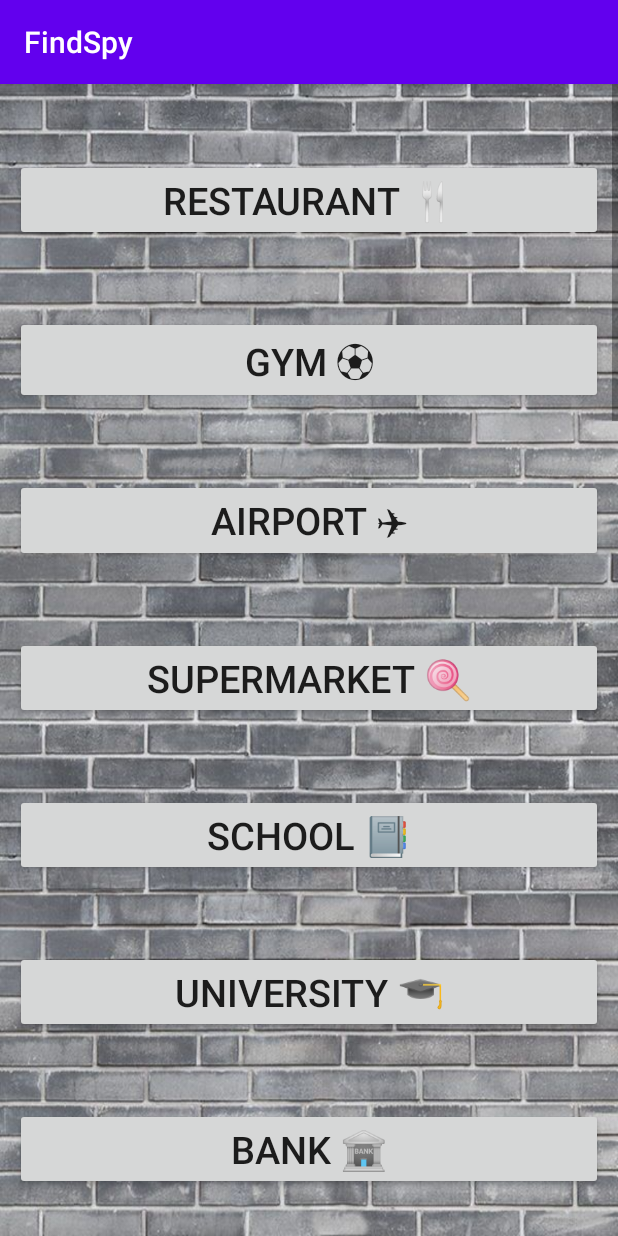
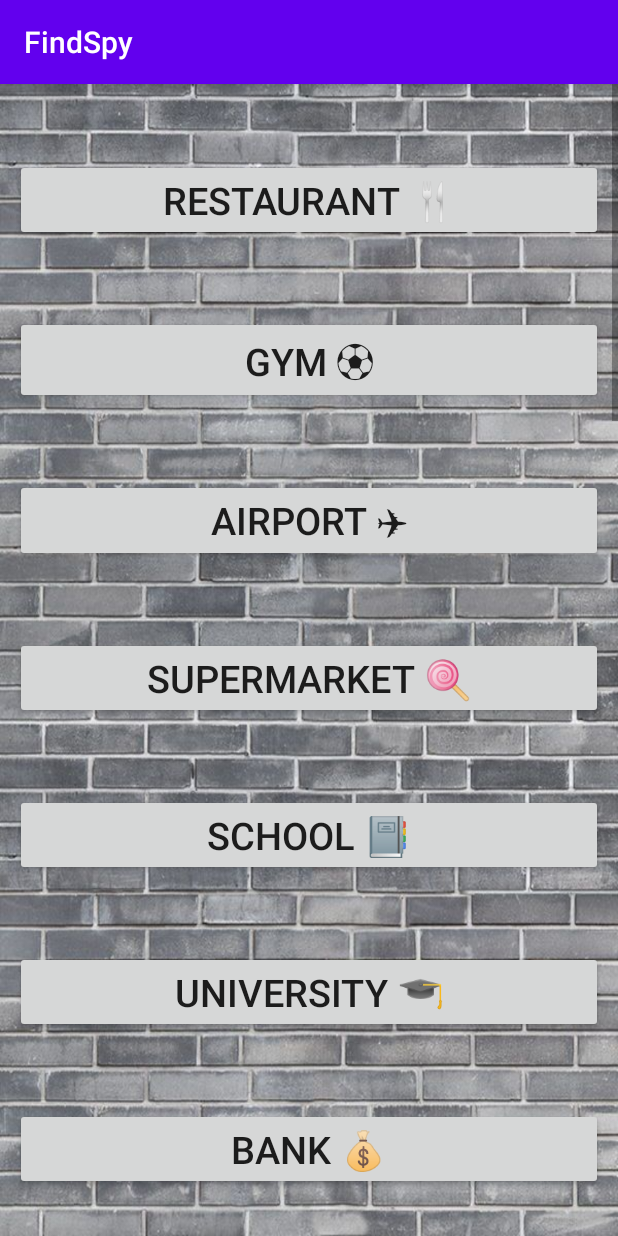
Before and after one commit to AOC157/find-game, an Android app: the PlacesActivity screen opened directly, with no data from a screen before it, on a phone screen of 412 x 824 dp. Run offline under Robolectric (Android 15) with nearby library versions, the light colour scheme and no system bars.

Commit message:
change some emojis

```diff
--- a/app/src/main/res/values/strings.xml
+++ b/app/src/main/res/values/strings.xml
@@ -24,11 +24,11 @@
     <string name="supermarket">Supermarket &#127853;</string>
     <string name="school">School &#128212;</string>
     <string name="university">University &#127891;</string>
-    <string name="bank">Bank &#127974;</string>
+    <string name="bank">Bank &#128176;</string>
     <string name="cinema">Cinema &#127909;</string>
     <string name="library">Library &#128218;</string>
     <string name="busStop">Bus Stop &#128655;</string>
-    <string name="postOffice">Post Office &#127972;</string>
+    <string name="postOffice">Post Office &#128234;</string>
     <string name="cafe">Cafe\' &#9749;</string>
     <string name="hospital">Hospital &#127973;</string>
     <string name="hotel">Hotel &#x1F3E8;</string>
@@ -39,7 +39,7 @@
     <string name="parking">Parking &#127359;</string>
     <string name="fireStation">Fire Station &#128658;</string>
     <string name="sea">Sea &#127754;</string>
-    <string name="village">Village &#127963;</string>
+    <string name="village">Village &#127749;</string>
     <string name="factory">Factory &#127981;</string>
     <string name="jail">Jail &#9878;</string>
     <string name="drugStore">Drugstore &#128138;</string>
```
